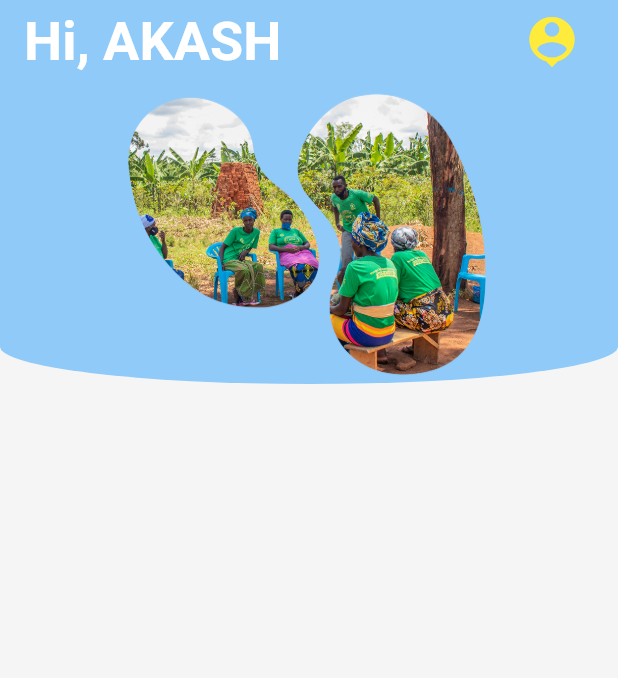
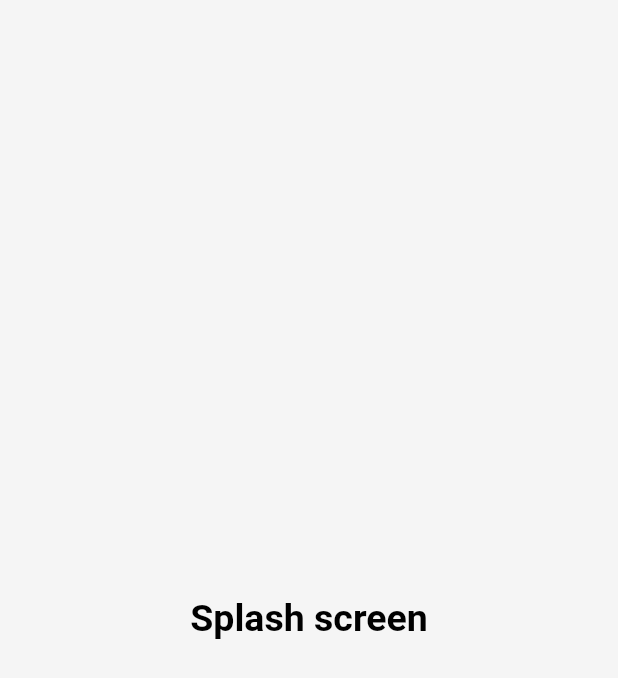
Before and after one commit to Akashsri3bi/ZeroHunger, a Flutter app: the first screen one second after launch, on a phone screen of 412 x 824 dp. Shown: the top 678 px of the screen. Run offline on Flutter 3.47's test engine with Material 2 defaults, Android fonts, the phone set to English and light mode, and no system bars; our stand-ins replace animated_splash_screen; Roboto replaces fonts that are missing (cursive).

Commit message:
added splash screen

```diff
--- a/hunger/lib/main.dart
+++ b/hunger/lib/main.dart
@@ -1,6 +1,7 @@
 import 'package:flutter/material.dart';
 import 'package:hunger/config/theme.dart';
 import 'package:hunger/screens/home.dart';
+import 'package:hunger/screens/splashScreen.dart';
 
 void main() {
   runApp(const MyApp());
@@ -15,7 +16,7 @@ class MyApp extends StatelessWidget {
       title: 'Hunger',
       theme: theme(),
       debugShowCheckedModeBanner: false,
-      home: Home(),
+      home: const Splash(),
     );
   }
 }
--- /dev/null
+++ b/hunger/lib/screens/splashScreen.dart
@@ -0,0 +1,41 @@
+import 'package:flutter/material.dart';
+import 'package:animated_splash_screen/animated_splash_screen.dart';
+import 'package:hunger/screens/home.dart';
+
+class Splash extends StatefulWidget {
+  const Splash({Key? key}) : super(key: key);
+
+  @override
+  State<Splash> createState() => _SplashState();
+}
+
+class _SplashState extends State<Splash> {
+  @override
+  void initState(){
+    super.initState();
+    NavigateToHome();
+  }
+
+  NavigateToHome() async{
+    await Future.delayed(const Duration(milliseconds: 1500), () {} );
+    Navigator.pushReplacement(context, MaterialPageRoute(builder: (context)=> Home()));
+  }
+
+  @override
+  Widget build(BuildContext context) {
+    return Scaffold(
+      body: Center(
+        child: Column(
+          mainAxisAlignment: MainAxisAlignment.center,
+          children: const [ // logo can be put here instead of text
+            Text(
+              'Splash screen',
+              style: TextStyle(fontSize: 25, fontWeight: FontWeight.bold),
+            )
+          ],
+        ),
+      )
+    );
+  }
+
+}
--- a/hunger/pubspec.yaml
+++ b/hunger/pubspec.yaml
@@ -34,6 +34,7 @@ dependencies:
   # The following adds the Cupertino Icons font to your application.
   # Use with the CupertinoIcons class for iOS style icons.
   cupertino_icons: ^1.0.2
+  animated_splash_screen: ^1.1.0
 
 dev_dependencies:
   flutter_test:
```
Also changed, not shown: hunger/pubspec.lock.
